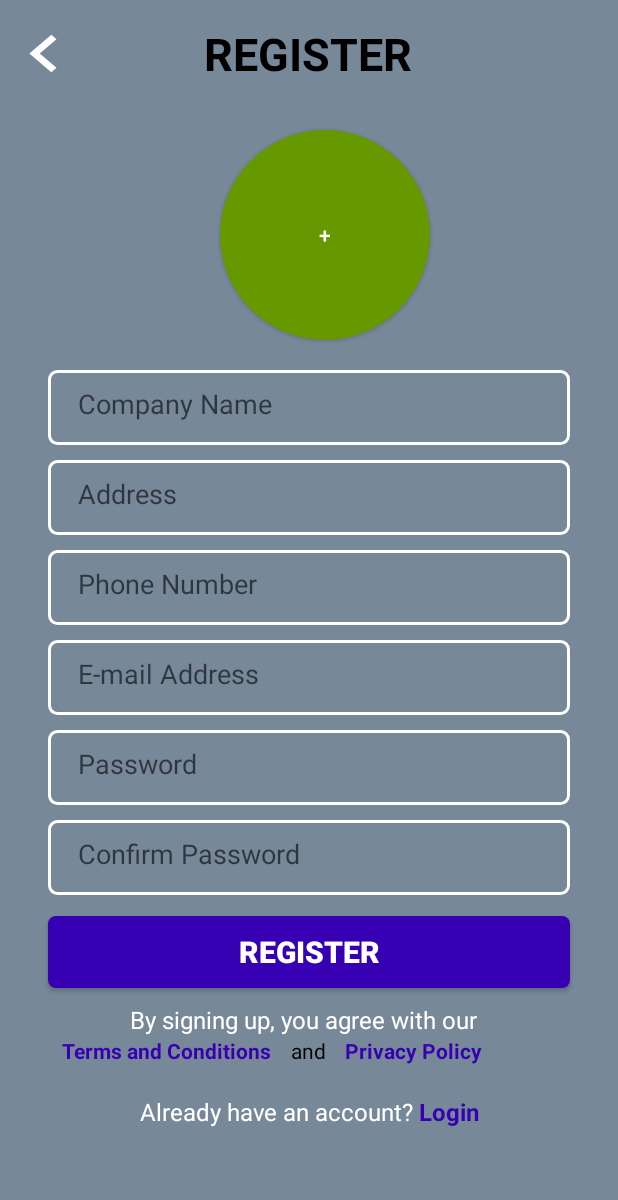
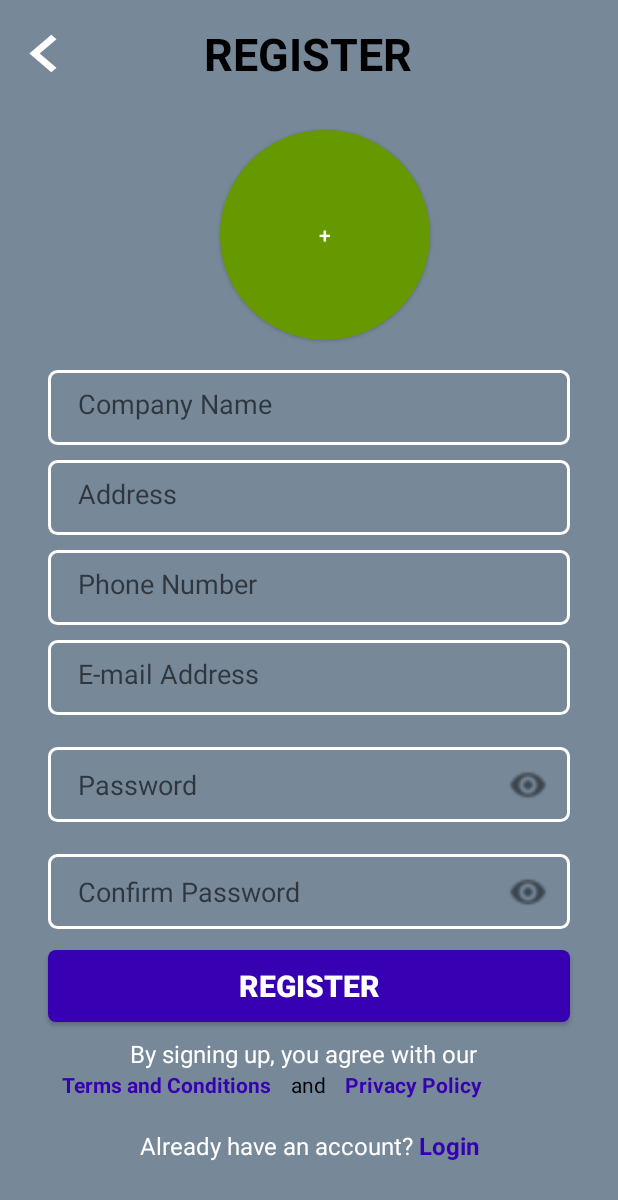
Before and after one commit to pbwauyo/Commander-s-Contracts-Android, an Android app: the RegisterActivity screen opened directly, with no data from a screen before it, on a phone screen of 412 x 824 dp. Shown: the top 1200 px of the screen. Run offline under Robolectric (Android 15) with nearby library versions, the phone set to English and light mode, and no system bars.

Commit message:
show and hide password field

```diff
--- a/app/src/main/java/com/example/commanderscontracts/RegisterActivity.kt
+++ b/app/src/main/java/com/example/commanderscontracts/RegisterActivity.kt
@@ -2,8 +2,11 @@ package com.example.commanderscontracts
 
 import android.content.Intent
 import android.os.Bundle
+import android.text.method.HideReturnsTransformationMethod
+import android.text.method.PasswordTransformationMethod
 import android.util.Log
 import android.view.View
+import android.widget.ImageView
 import androidx.appcompat.app.AppCompatActivity
 import kotlinx.android.synthetic.main.activity_register.*
 
@@ -17,10 +20,21 @@ class RegisterActivity : AppCompatActivity() {
             val intent = Intent(this, LoginActivity::class.java)
             startActivity(intent)
         }
+
+
+
+
     }
 
 
-    fun back(view: View?) {
+
+
+
+
+
+
+
+fun back(view: View?) {
         finishMyActivity()
     }
 
@@ -34,4 +48,53 @@ class RegisterActivity : AppCompatActivity() {
 
         finishMyActivity()
     }
+
+
+
+
+
+    fun ShowHidePass(view:View) {
+        if (view.getId() === R.id.show_pass_btn_one)
+        {
+            if (inputPassword.getTransformationMethod().equals(PasswordTransformationMethod.getInstance()))
+            {
+                ((view) as ImageView).setImageResource(R.drawable.ic_visibility_off_black)
+                //Show Password
+                inputPassword.setTransformationMethod(HideReturnsTransformationMethod.getInstance())
+            }
+            else
+            {
+                ((view) as ImageView).setImageResource(R.drawable.ic_visibility_black)
+                //Hide Password
+                inputPassword.setTransformationMethod(PasswordTransformationMethod.getInstance())
+            }
+
+            // cursor reset his position so we need set position to the end of text
+            inputPassword.setSelection(inputPassword.getText().length)
+        }
+    }
+
+
+
+    fun ShowHidePassTwo(view:View) {
+        if (view.getId() === R.id.show_pass_btn_two)
+        {
+            if (inputConfirmPassword.getTransformationMethod().equals(PasswordTransformationMethod.getInstance()))
+            {
+                ((view) as ImageView).setImageResource(R.drawable.ic_visibility_off_black)
+                //Show Password
+                inputConfirmPassword.setTransformationMethod(HideReturnsTransformationMethod.getInstance())
+            }
+            else
+            {
+                ((view) as ImageView).setImageResource(R.drawable.ic_visibility_black)
+                //Hide Password
+                inputConfirmPassword.setTransformationMethod(PasswordTransformationMethod.getInstance())
+            }
+
+            // cursor reset his position so we need set position to the end of text
+            inputConfirmPassword.setSelection(inputConfirmPassword.getText().length)
+        }
+    }
+
 }
--- a/app/src/main/res/layout/activity_register.xml
+++ b/app/src/main/res/layout/activity_register.xml
@@ -152,42 +152,131 @@ android:layout_height="match_parent"
         app:layout_constraintTop_toBottomOf="@+id/inputCompanyPhoneNumber" />
 
 
+    <androidx.constraintlayout.widget.ConstraintLayout
+        android:id="@+id/password_constraint_one"
+        android:layout_width="0dp"
+        android:layout_height="match_parent"
+        android:layout_marginTop="21dp"
+        app:layout_constraintEnd_toEndOf="@+id/inputCompanyEmail"
+        app:layout_constraintStart_toStartOf="@+id/inputCompanyEmail"
+        app:layout_constraintTop_toBottomOf="@+id/inputCompanyEmail">
+
         <EditText
             android:id="@+id/inputPassword"
-        android:layout_width="0dp"
+            android:layout_width="match_parent"
             android:layout_height="50dp"
-        android:layout_marginTop="10dp"
             android:background="@drawable/input_bg"
             android:ems="10"
             android:hint="Password"
             android:inputType="textPassword"
             android:paddingLeft="20dp"
-        android:paddingTop="5dp"
+            android:paddingTop="10dp"
             android:paddingRight="10dp"
+
             android:paddingBottom="10dp"
-        app:layout_constraintEnd_toEndOf="@+id/inputCompanyEmail"
-        app:layout_constraintHorizontal_bias="1.0"
-        app:layout_constraintStart_toStartOf="@+id/inputCompanyEmail"
-        app:layout_constraintTop_toBottomOf="@+id/inputCompanyEmail" />
+            app:layout_constraintBottom_toBottomOf="parent"
+            app:layout_constraintStart_toStartOf="parent"
+            app:layout_constraintTop_toTopOf="parent" />
 
+
+        <ImageView
+            android:src="@drawable/ic_visibility_black"
+            android:id="@+id/show_pass_btn_one"
+            android:layout_width="40dp"
+            android:layout_height="40dp"
+            android:layout_alignParentRight="true"
+            android:layout_centerVertical="true"
+            android:layout_marginEnd="8dp"
+            android:alpha=".5"
+            android:onClick="ShowHidePass"
+            android:padding="5dp"
+            app:layout_constraintBottom_toBottomOf="parent"
+            app:layout_constraintEnd_toEndOf="@+id/password_constraint_one"
+            app:layout_constraintTop_toTopOf="@+id/password_constraint_one" />
+
+    </androidx.constraintlayout.widget.ConstraintLayout>
+
+
+
+
+
+
+
+    <androidx.constraintlayout.widget.ConstraintLayout
+        android:id="@+id/password_constraint_two"
+        android:layout_width="0dp"
+        android:layout_height="match_parent"
+        android:layout_marginTop="21dp"
+        app:layout_constraintEnd_toEndOf="@+id/password_constraint_one"
+        app:layout_constraintStart_toStartOf="@+id/password_constraint_one"
+        app:layout_constraintTop_toBottomOf="@+id/password_constraint_one">
 
         <EditText
             android:id="@+id/inputConfirmPassword"
-        android:layout_width="0dp"
+            android:layout_width="match_parent"
             android:layout_height="50dp"
-        android:layout_marginTop="10dp"
             android:background="@drawable/input_bg"
             android:ems="10"
             android:hint="Confirm Password"
             android:inputType="textPassword"
             android:paddingLeft="20dp"
-        android:paddingTop="5dp"
+            android:paddingTop="10dp"
             android:paddingRight="10dp"
+
             android:paddingBottom="10dp"
-        app:layout_constraintEnd_toEndOf="@+id/inputPassword"
-        app:layout_constraintHorizontal_bias="1.0"
-        app:layout_constraintStart_toStartOf="@+id/inputPassword"
-        app:layout_constraintTop_toBottomOf="@+id/inputPassword" />
+            app:layout_constraintBottom_toBottomOf="parent"
+            app:layout_constraintStart_toStartOf="parent"
+            app:layout_constraintTop_toTopOf="parent" />
+
+
+        <ImageView
+            android:src="@drawable/ic_visibility_black"
+            android:id="@+id/show_pass_btn_two"
+            android:layout_width="40dp"
+            android:layout_height="40dp"
+            android:layout_alignParentRight="true"
+            android:layout_centerVertical="true"
+            android:layout_marginEnd="8dp"
+            android:alpha=".5"
+            android:onClick="ShowHidePassTwo"
+            android:padding="5dp"
+            app:layout_constraintBottom_toBottomOf="parent"
+            app:layout_constraintEnd_toEndOf="@+id/password_constraint_two"
+            app:layout_constraintTop_toTopOf="@+id/password_constraint_two" />
+
+    </androidx.constraintlayout.widget.ConstraintLayout>
+
+
+<!--    <EditText-->
+<!--        android:id="@+id/inputPassword"-->
+<!--        android:layout_width="0dp"-->
+<!--        android:layout_height="50dp"-->
+<!--        android:background="@drawable/input_bg"-->
+<!--        android:ems="10"-->
+<!--        android:hint="Password"-->
+<!--        android:inputType="textPassword"-->
+<!--        android:paddingLeft="20dp"-->
+<!--        android:paddingTop="5dp"-->
+<!--        android:paddingRight="10dp"-->
+<!--        android:paddingBottom="10dp"-->
+<!--        tools:layout_editor_absoluteX="32dp"-->
+<!--        tools:layout_editor_absoluteY="485dp" />-->
+
+
+<!--    <EditText-->
+<!--        android:id="@+id/inputConfirmPassword"-->
+<!--        android:layout_width="0dp"-->
+<!--        android:layout_height="50dp"-->
+<!--        android:background="@drawable/input_bg"-->
+<!--        android:ems="10"-->
+<!--        android:hint="Confirm Password"-->
+<!--        android:inputType="textPassword"-->
+<!--        android:paddingLeft="20dp"-->
+<!--        android:paddingTop="5dp"-->
+<!--        android:paddingRight="10dp"-->
+<!--        android:paddingBottom="10dp"-->
+<!--        tools:layout_editor_absoluteX="32dp"-->
+<!--        tools:layout_editor_absoluteY="545dp" />-->
 
     <Button
         android:id="@+id/btnRegister"
@@ -199,9 +288,9 @@ android:layout_height="match_parent"
         android:textColor="@color/white"
         android:textSize="20sp"
         android:textStyle="bold"
-        app:layout_constraintEnd_toEndOf="@+id/inputConfirmPassword"
-        app:layout_constraintStart_toStartOf="@+id/inputConfirmPassword"
-        app:layout_constraintTop_toBottomOf="@+id/inputConfirmPassword" />
+        app:layout_constraintEnd_toEndOf="@+id/password_constraint_two"
+        app:layout_constraintStart_toStartOf="@+id/password_constraint_two"
+        app:layout_constraintTop_toBottomOf="@+id/password_constraint_two" />
 
     <TextView
         android:id="@+id/terms_label"
```
Also changed, not shown: app/src/main/java/com/example/commanderscontracts/LoginActivity.kt (+0 -13 lines). Lines whose indentation alone changed are shown as unchanged.
